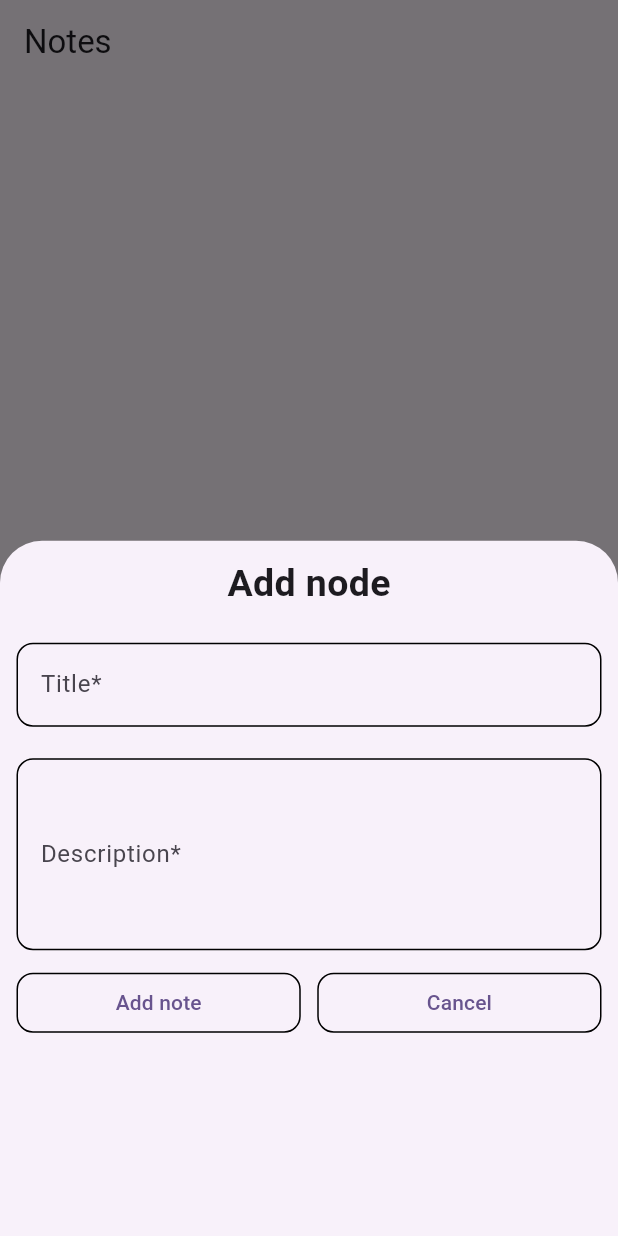
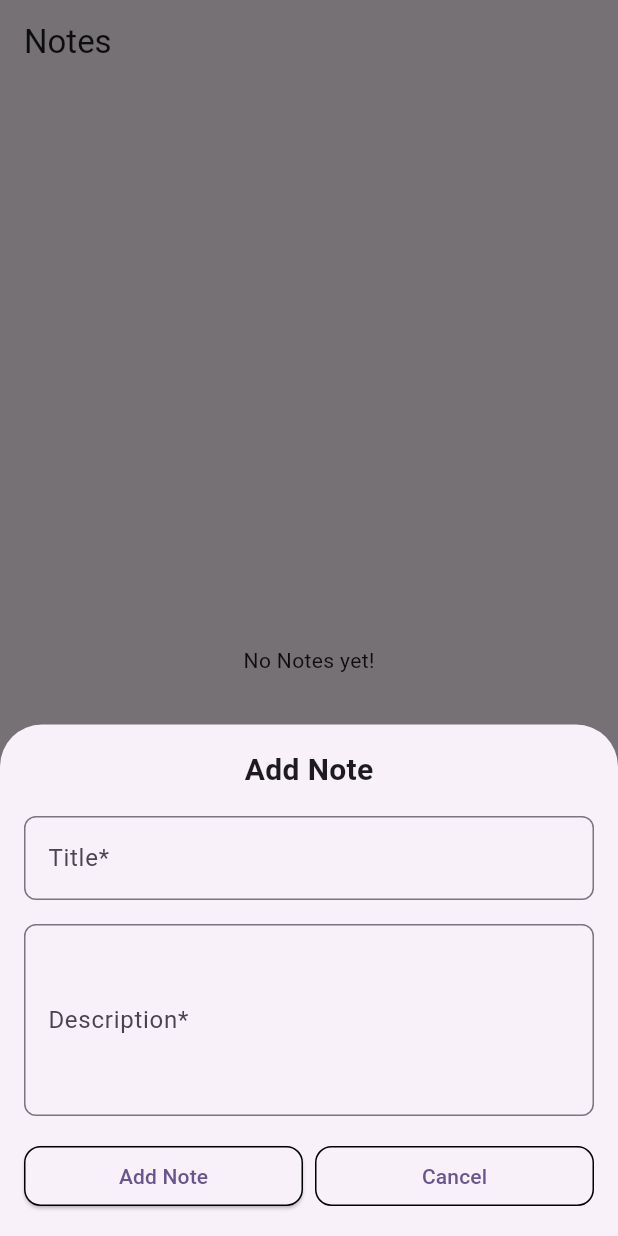
Before and after one commit to ammarabid29/sqflite, a Flutter app: the screen it shows after launch, after a tap on the "add" icon, on a phone screen of 412 x 824 dp. Run offline on Flutter 3.47's test engine with Material 3 defaults, Android fonts, the phone set to English and light mode, and no system bars; our stand-ins replace sqflite; accounts and stored records are empty.

Commit message:
update & delete data

```diff
--- a/lib/data/local/db_helper.dart
+++ b/lib/data/local/db_helper.dart
@@ -38,7 +38,7 @@ class DBHelper {
   }
 
   // All Queries
-  // insertion
+  // insert data
   Future<bool> addNote({required String mTitle, required String mDesc}) async {
     var db = await getDB();
     int rowsEffected = await db.insert(TABLE_NOTE, {
@@ -55,4 +55,30 @@ class DBHelper {
     List<Map<String, dynamic>> mData = await db.query(TABLE_NOTE);
     return mData;
   }
+
+  // update data
+  Future<bool> updateNote(
+      {required String mTitle, required String mDesc, required int sno}) async {
+    var db = await getDB();
+    int rowsEffected = await db.update(
+        TABLE_NOTE,
+        {
+          COLUMN_NOTE_TITLE: mTitle,
+          COLUMN_NOTE_DESC: mDesc,
+        },
+        where: '$COLUMN_NOTE_SNO = $sno');
+    return rowsEffected > 0;
+  }
+
+  // delete data
+  Future<bool> deleteNote({required int sno}) async {
+    var db = await getDB();
+
+    int rowsEffected = await db.delete(
+      TABLE_NOTE,
+      where: '$COLUMN_NOTE_SNO = ?',
+      whereArgs: ['$sno'],
+    );
+    return rowsEffected > 0;
+  }
 }
--- a/lib/home_page.dart
+++ b/lib/home_page.dart
@@ -11,20 +11,49 @@ class HomePage extends StatefulWidget {
 class _HomePageState extends State<HomePage> {
   List<Map<String, dynamic>> allNotes = [];
   DBHelper? dbRef;
+  String errorMessage = 'Please fill in the required fields';
 
-  TextEditingController titleController = TextEditingController();
-  TextEditingController descController = TextEditingController();
+  late TextEditingController titleController;
+  late TextEditingController descController;
 
   @override
   void initState() {
     super.initState();
+    titleController = TextEditingController();
+    descController = TextEditingController();
     dbRef = DBHelper.getInstance;
     getNotes();
+  }
+
+  @override
+  void dispose() {
+    titleController.dispose();
+    descController.dispose();
+    super.dispose();
   }
 
   getNotes() async {
     allNotes = await dbRef!.getAllNotes();
     setState(() {});
+  }
+
+  void showNoteSheet({bool isUpdate = false, int sno = 0}) {
+    if (!isUpdate) {
+      titleController.clear();
+      descController.clear();
+    }
+    showModalBottomSheet(
+      context: context,
+      isScrollControlled: true,
+      builder: (context) {
+        return Padding(
+          padding: EdgeInsets.only(
+            bottom: MediaQuery.of(context).viewInsets.bottom,
+          ),
+          child: getBottomModelSheet(isUpdate: isUpdate, sno: sno),
+        );
+      },
+    );
   }
 
   @override
@@ -33,15 +62,48 @@ class _HomePageState extends State<HomePage> {
       appBar: AppBar(
         title: const Text("Notes"),
       ),
-      // view all nodes
       body: allNotes.isNotEmpty
           ? ListView.builder(
               itemCount: allNotes.length,
               itemBuilder: (ctx, index) {
                 return ListTile(
-                  leading: Text('${allNotes[index][DBHelper.COLUMN_NOTE_SNO]}'),
+                  leading: Text('${index + 1}'),
                   title: Text(allNotes[index][DBHelper.COLUMN_NOTE_TITLE]),
                   subtitle: Text(allNotes[index][DBHelper.COLUMN_NOTE_DESC]),
+                  trailing: SizedBox(
+                    width: 50,
+                    child: Row(
+                      mainAxisAlignment: MainAxisAlignment.center,
+                      children: [
+                        InkWell(
+                          onTap: () {
+                            titleController.text =
+                                allNotes[index][DBHelper.COLUMN_NOTE_TITLE];
+                            descController.text =
+                                allNotes[index][DBHelper.COLUMN_NOTE_DESC];
+                            showNoteSheet(
+                              isUpdate: true,
+                              sno: allNotes[index][DBHelper.COLUMN_NOTE_SNO],
+                            );
+                          },
+                          child: const Icon(Icons.edit),
+                        ),
+                        InkWell(
+                          onTap: () async {
+                            bool check = await dbRef!.deleteNote(
+                                sno: allNotes[index][DBHelper.COLUMN_NOTE_SNO]);
+                            if (check) {
+                              getNotes();
+                            }
+                          },
+                          child: const Icon(
+                            Icons.delete,
+                            color: Colors.red,
+                          ),
+                        ),
+                      ],
+                    ),
+                  ),
                 );
               },
             )
@@ -49,59 +111,56 @@ class _HomePageState extends State<HomePage> {
               child: Text("No Notes yet!"),
             ),
       floatingActionButton: FloatingActionButton(
-        onPressed: () async {
-          // Add notes
-          showModalBottomSheet(
-            context: context,
-            builder: (context) {
-              String errorMessage = 'Fill the required blanks';
+        onPressed: () {
+          showNoteSheet();
+        },
+        child: const Icon(Icons.add),
+      ),
+    );
+  }
+
+  Widget getBottomModelSheet({bool isUpdate = false, int sno = 0}) {
     return Container(
-                padding: const EdgeInsets.all(11),
-                width: double.infinity,
+      padding: const EdgeInsets.all(16),
       child: Column(
+        mainAxisSize: MainAxisSize.min,
         children: [
-                    const Text(
-                      'Add node',
-                      style: TextStyle(
-                        fontSize: 25,
+          Text(
+            isUpdate ? 'Update Note' : 'Add Note',
+            style: const TextStyle(
+              fontSize: 20,
               fontWeight: FontWeight.bold,
             ),
           ),
-                    const SizedBox(height: 21),
+          const SizedBox(height: 16),
           TextField(
             controller: titleController,
             decoration: InputDecoration(
               hintText: "Enter title here",
-                        label: const Text('Title*'),
-                        focusedBorder: OutlineInputBorder(
-                          borderRadius: BorderRadius.circular(11),
-                        ),
-                        enabledBorder: OutlineInputBorder(
-                          borderRadius: BorderRadius.circular(11),
+              labelText: 'Title*',
+              border: OutlineInputBorder(
+                borderRadius: BorderRadius.circular(8),
               ),
             ),
           ),
-                    const SizedBox(height: 21),
+          const SizedBox(height: 16),
           TextField(
             controller: descController,
             maxLines: 4,
             decoration: InputDecoration(
               hintText: "Enter description here",
-                        label: const Text('Description*'),
-                        focusedBorder: OutlineInputBorder(
-                          borderRadius: BorderRadius.circular(11),
-                        ),
-                        enabledBorder: OutlineInputBorder(
-                          borderRadius: BorderRadius.circular(11),
+              labelText: 'Description*',
+              border: OutlineInputBorder(
+                borderRadius: BorderRadius.circular(8),
               ),
             ),
           ),
-                    const SizedBox(height: 11),
+          const SizedBox(height: 16),
           Row(
             children: [
               Expanded(
-                          child: OutlinedButton(
-                            style: OutlinedButton.styleFrom(
+                child: ElevatedButton(
+                  style: ElevatedButton.styleFrom(
                     side: const BorderSide(width: 1),
                     shape: RoundedRectangleBorder(
                       borderRadius: BorderRadius.circular(11),
@@ -112,30 +171,27 @@ class _HomePageState extends State<HomePage> {
                     ),
                   ),
                   onPressed: () async {
-                              var title = titleController.text;
-                              var desc = descController.text;
-                              if (title.isNotEmpty && desc.isNotEmpty) {
-                                bool check = await dbRef!.addNote(
-                                  mTitle: title,
-                                  mDesc: desc,
+                    var title = titleController.text.trim();
+                    var desc = descController.text.trim();
+                    if (title.isEmpty || desc.isEmpty) {
+                      ScaffoldMessenger.of(context).showSnackBar(
+                        SnackBar(content: Text(errorMessage)),
                       );
+                      return;
+                    }
+                    bool check = isUpdate
+                        ? await dbRef!
+                            .updateNote(mTitle: title, mDesc: desc, sno: sno)
+                        : await dbRef!.addNote(mTitle: title, mDesc: desc);
                     if (check) {
                       getNotes();
                     }
-                              } else {
-                                ScaffoldMessenger.of(context).showSnackBar(
-                                  SnackBar(content: Text(errorMessage)),
-                                );
-                                setState(() {});
-                              }
-                              titleController.clear();
-                              descController.clear();
                     Navigator.pop(context);
                   },
-                            child: const Text("Add note"),
+                  child: Text(isUpdate ? 'Update Note' : 'Add Note'),
                 ),
               ),
-                        const SizedBox(width: 11),
+              const SizedBox(width: 8),
               Expanded(
                 child: OutlinedButton(
                   style: OutlinedButton.styleFrom(
@@ -149,8 +205,6 @@ class _HomePageState extends State<HomePage> {
                     ),
                   ),
                   onPressed: () {
-                              titleController.clear();
-                              descController.clear();
                     Navigator.of(context).pop();
                   },
                   child: const Text("Cancel"),
@@ -161,11 +215,5 @@ class _HomePageState extends State<HomePage> {
         ],
       ),
     );
-            },
-          );
-        },
-        child: const Icon(Icons.add),
-      ),
-    );
   }
 }
```
Lines whose indentation alone changed are shown as unchanged.
